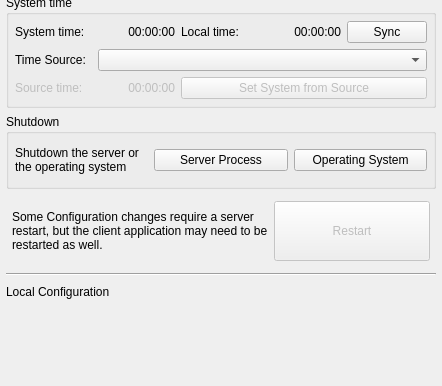
Above: gui/snowgui/main/configurationdialog.ui from AndreasFMueller/AstroPhotography before the change; both pictures show x 0 to 442 and y 319 to 705 of the 442 by 705 pixel window. Below: the same form after it.
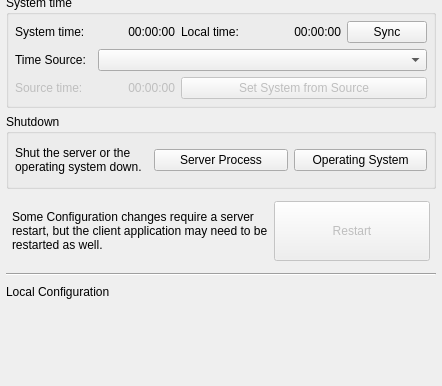
That is the form after the change. Custom widgets are drawn as their Qt base class.

Commit message: shutdown options

Diff of the .ui file:
```diff
--- a/gui/snowgui/main/configurationdialog.ui
+++ b/gui/snowgui/main/configurationdialog.ui
@@ -364,7 +364,7 @@
          </size>
         </property>
         <property name="text">
-         <string>Shutdown the server or the operating system</string>
+         <string>Shut the server or the operating system down.</string>
         </property>
         <property name="wordWrap">
          <bool>true</bool>
```
The commit also changes 2 other files.
